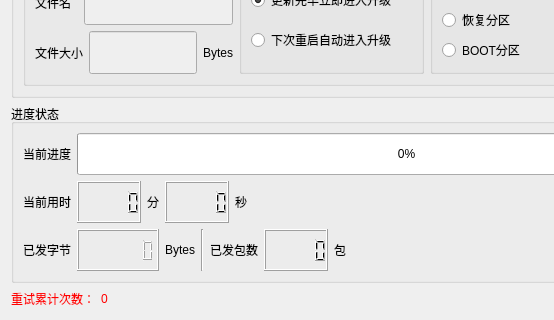
Qt form updatefw_window/updatefw_window.ui (aron566/EOL_CAN_Tool) before a commit; both pictures show x 0 to 554 and y 408 to 728 of the 759 by 728 pixel window.
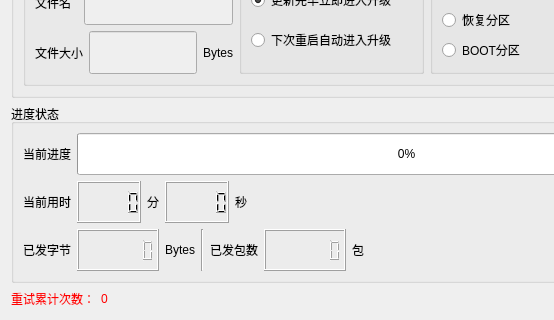
The same form after that commit.

Commit message: <feat>: <增加包数字符>

```diff
--- a/updatefw_window/updatefw_window.ui
+++ b/updatefw_window/updatefw_window.ui
@@ -440,7 +440,11 @@
              </widget>
             </item>
             <item alignment="Qt::AlignLeft">
-             <widget class="QLCDNumber" name="package_lcdNumber"/>
+             <widget class="QLCDNumber" name="package_lcdNumber">
+              <property name="digitCount">
+               <number>7</number>
+              </property>
+             </widget>
             </item>
             <item>
              <widget class="QLabel" name="package_symbol_label">
```
